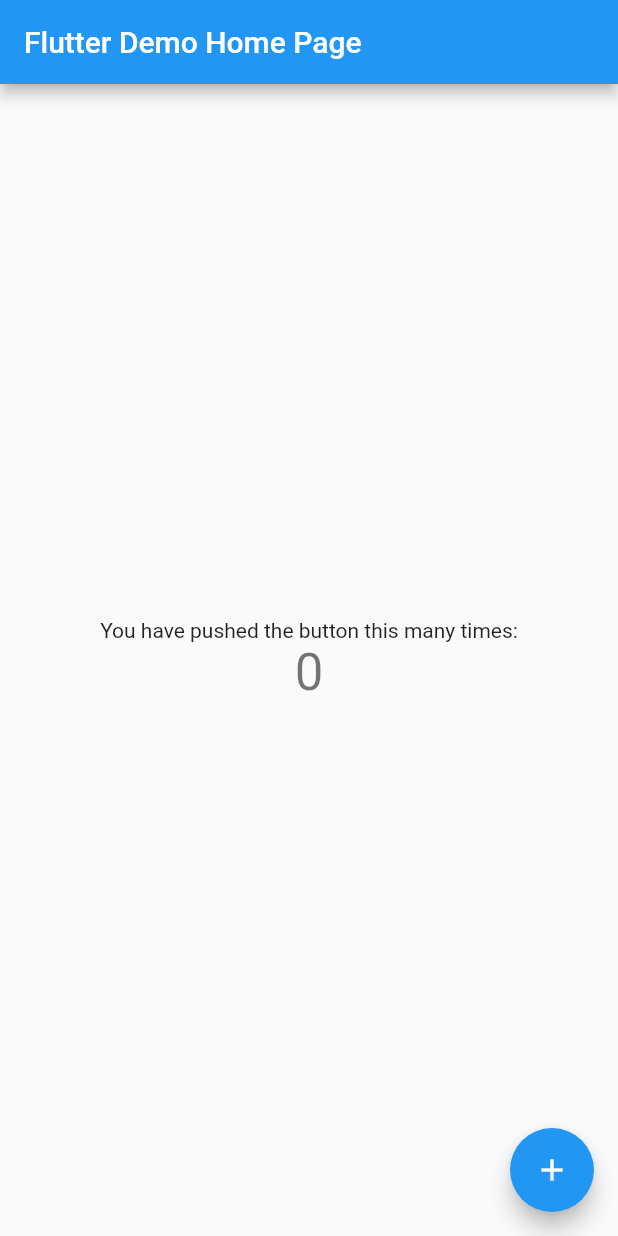
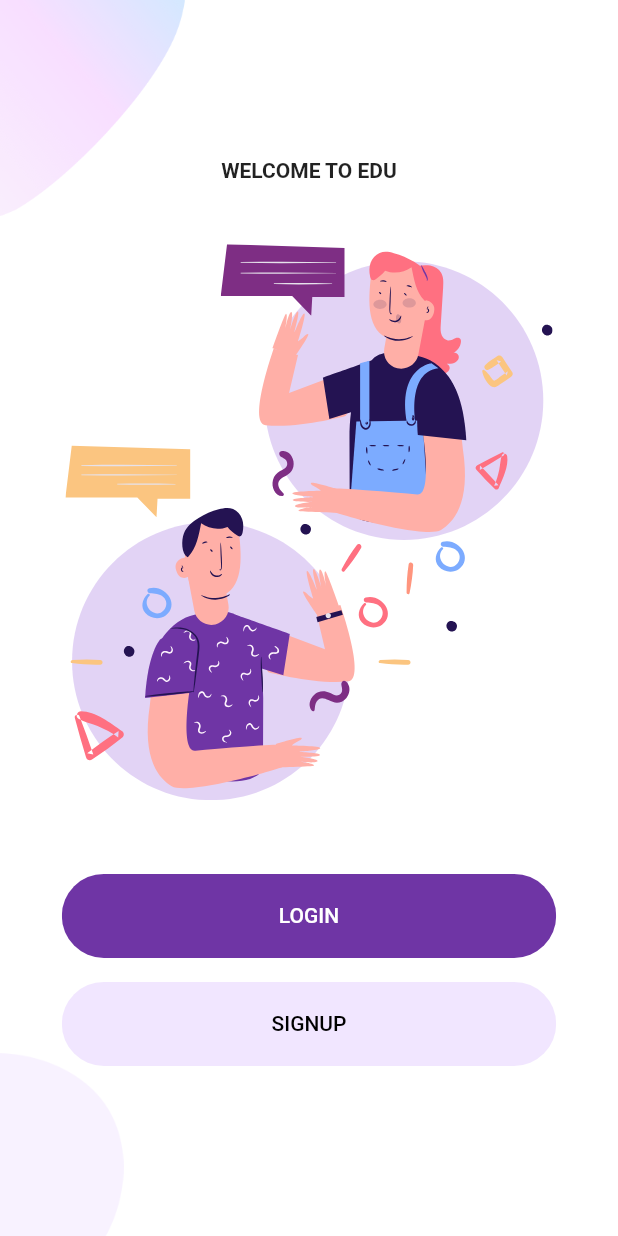
Before and after one commit to vietdhfpt/LearnFlutter, a Flutter app: the screen it shows after launch, on a phone screen of 412 x 824 dp. Run offline on Flutter 3.47's test engine with Material 2 defaults, Android fonts, the light colour scheme and no system bars; our stand-ins replace flutter_svg.

Commit message:
Create form login and signup screens

```diff
--- /dev/null
+++ b/learn_flutter/lib/Screens/Login/components/background.dart
@@ -0,0 +1,42 @@
+import 'package:flutter/material.dart';
+
+class Background extends StatelessWidget {
+  final Widget child;
+
+  const Background({
+    Key key,
+    @required this.child,
+  }) : super(key: key);
+
+  @override
+  Widget build(BuildContext context) {
+    Size size = MediaQuery.of(context).size;
+
+    return Container(
+      width: double.infinity,
+      height: size.height,
+      child: Stack(
+        alignment: Alignment.center,
+        children: <Widget>[
+          Positioned(
+            top: 0,
+            left: 0,
+            child: Image.asset(
+              "assets/images/main_top.png",
+              width: size.width * 0.35,
+            ),
+          ),
+          Positioned(
+            bottom: 0,
+            right: 0,
+            child: Image.asset(
+              "assets/images/login_bottom.png",
+              width: size.width * 0.4,
+            ),
+          ),
+          child,
+        ],
+      ),
+    );
+  }
+}
--- /dev/null
+++ b/learn_flutter/lib/Screens/Signup/components/background.dart
@@ -0,0 +1,42 @@
+import 'package:flutter/material.dart';
+
+class Background extends StatelessWidget {
+  final Widget child;
+
+  const Background({
+    Key key,
+    @required this.child,
+  }) : super(key: key);
+
+  @override
+  Widget build(BuildContext context) {
+    Size size = MediaQuery.of(context).size;
+
+    return Container(
+      height: size.height,
+      width: double.infinity,
+      child: Stack(
+        alignment: Alignment.center,
+        children: <Widget>[
+          Positioned(
+            top: 0,
+            left: 0,
+            child: Image.asset(
+              "assets/images/signup_top.png",
+              width: size.width * 0.35,
+            ),
+          ),
+          Positioned(
+            bottom: 0,
+            left: 0,
+            child: Image.asset(
+              "assets/images/main_bottom.png",
+              width: size.width * 0.2,
+            ),
+          ),
+          child,
+        ],
+      ),
+    );
+  }
+}
--- /dev/null
+++ b/learn_flutter/lib/Screens/Welcome/components/background.dart
@@ -0,0 +1,42 @@
+import 'package:flutter/material.dart';
+
+class Background extends StatelessWidget {
+  final Widget child;
+
+  const Background({
+    Key key,
+    @required this.child,
+  }) : super(key: key);
+
+  @override
+  Widget build(BuildContext context) {
+    Size size = MediaQuery.of(context).size;
+
+    return Container(
+      height: size.height,
+      width: double.infinity,
+      child: Stack(
+        alignment: Alignment.center,
+        children: <Widget>[
+          Positioned(
+            top: 0,
+            left: 0,
+            child: Image.asset(
+              "assets/images/main_top.png",
+              width: size.width * 0.3,
+            ),
+          ),
+          Positioned(
+            left: 0,
+            bottom: 0,
+            child: Image.asset(
+              "assets/images/main_bottom.png",
+              width: size.width * 0.2,
+            ),
+          ),
+          child,
+        ],
+      ),
+    );
+  }
+}
--- /dev/null
+++ b/learn_flutter/lib/Screens/Welcome/components/body.dart
@@ -0,0 +1,62 @@
+import 'package:flutter/material.dart';
+import 'package:flutter_svg/svg.dart';
+import 'package:learn_flutter/Screens/Login/login_screen.dart';
+import 'package:learn_flutter/Screens/Signup/signup_screen.dart';
+import 'package:learn_flutter/Screens/Welcome/components/background.dart';
+import 'package:learn_flutter/components/rounded_button.dart';
+import 'package:learn_flutter/constants.dart';
+
+class Body extends StatelessWidget {
+  @override
+  Widget build(BuildContext context) {
+    Size size = MediaQuery.of(context).size;
+
+    return Background(
+      child: SingleChildScrollView(
+        child: Column(
+          mainAxisAlignment: MainAxisAlignment.center,
+          children: <Widget>[
+            Text(
+              "Welcome to edu".toUpperCase(),
+              style: TextStyle(fontWeight: FontWeight.bold),
+            ),
+            SizedBox(height: size.height * 0.05),
+            SvgPicture.asset(
+              "assets/icons/chat.svg",
+              height: size.height * 0.45,
+            ),
+            SizedBox(height: size.height * 0.05),
+            RoundedButton(
+              text: "Login",
+              press: () {
+                Navigator.push(
+                  context,
+                  MaterialPageRoute(
+                    builder: (context) {
+                      return LoginScreen();
+                    },
+                  ),
+                );
+              },
+            ),
+            RoundedButton(
+              text: "Signup",
+              color: kPrimaryLightColor,
+              textColor: Colors.black,
+              press: () {
+                Navigator.push(
+                  context,
+                  MaterialPageRoute(
+                    builder: (context) {
+                      return SignUpScreen();
+                    },
+                  ),
+                );
+              },
+            ),
+          ],
+        ),
+      ),
+    );
+  }
+}
--- /dev/null
+++ b/learn_flutter/lib/Screens/Welcome/welcome_screen.dart
@@ -0,0 +1,11 @@
+import 'package:flutter/material.dart';
+import 'package:learn_flutter/Screens/Welcome/components/body.dart';
+
+class WelcomeScreen extends StatelessWidget {
+  @override
+  Widget build(BuildContext context) {
+    return Scaffold(
+      body: Body(),
+    );
+  }
+}
--- /dev/null
+++ b/learn_flutter/lib/components/rounded_button.dart
@@ -0,0 +1,39 @@
+import 'package:flutter/material.dart';
+
+import '../constants.dart';
+
+class RoundedButton extends StatelessWidget {
+  final String text;
+  final Function press;
+  final Color color, textColor;
+
+  const RoundedButton({
+    Key key,
+    this.text,
+    this.press,
+    this.color = kPrimaryColor,
+    this.textColor = Colors.white,
+  }) : super(key: key);
+
+  @override
+  Widget build(BuildContext context) {
+    Size size = MediaQuery.of(context).size;
+
+    return Container(
+      margin: EdgeInsets.symmetric(vertical: 8),
+      width: size.width * 0.8,
+      child: ClipRRect(
+        borderRadius: BorderRadius.circular(29),
+        child: FlatButton(
+          padding: EdgeInsets.symmetric(vertical: 20, horizontal: 40),
+          color: color,
+          onPressed: press,
+          child: Text(
+            text.toUpperCase(),
+            style: TextStyle(color: textColor),
+          ),
+        ),
+      ),
+    );
+  }
+}
--- /dev/null
+++ b/learn_flutter/lib/constants.dart
@@ -0,0 +1,4 @@
+import 'package:flutter/material.dart';
+
+const kPrimaryColor = Color(0xFF6F35A5);
+const kPrimaryLightColor = Color(0xFFF1E6FF);
--- a/learn_flutter/lib/main.dart
+++ b/learn_flutter/lib/main.dart
@@ -1,4 +1,7 @@
 import 'package:flutter/material.dart';
+import 'package:learn_flutter/constants.dart';
+
+import 'Screens/Welcome/welcome_screen.dart';
 
 void main() {
   runApp(MyApp());
@@ -9,110 +12,13 @@
   @override
   Widget build(BuildContext context) {
     return MaterialApp(
-      title: 'Flutter Demo',
+      debugShowCheckedModeBanner: false,
+      title: 'Flutter Auth',
       theme: ThemeData(
-        // This is the theme of your application.
-        //
-        // Try running your application with "flutter run". You'll see the
-        // application has a blue toolbar. Then, without quitting the app, try
-        // changing the primarySwatch below to Colors.green and then invoke
-        // "hot reload" (press "r" in the console where you ran "flutter run",
-        // or simply save your changes to "hot reload" in a Flutter IDE).
-        // Notice that the counter didn't reset back to zero; the application
-        // is not restarted.
-        primarySwatch: Colors.blue,
-        // This makes the visual density adapt to the platform that you run
-        // the app on. For desktop platforms, the controls will be smaller and
-        // closer together (more dense) than on mobile platforms.
-        visualDensity: VisualDensity.adaptivePlatformDensity,
+        primaryColor: kPrimaryColor,
+        scaffoldBackgroundColor: Colors.white,
       ),
-      home: MyHomePage(title: 'Flutter Demo Home Page'),
+      home: WelcomeScreen(),
     );
   }
 }
-
-class MyHomePage extends StatefulWidget {
-  MyHomePage({Key key, this.title}) : super(key: key);
-
-  // This widget is the home page of your application. It is stateful, meaning
-  // that it has a State object (defined below) that contains fields that affect
-  // how it looks.
-
-  // This class is the configuration for the state. It holds the values (in this
-  // case the title) provided by the parent (in this case the App widget) and
-  // used by the build method of the State. Fields in a Widget subclass are
-  // always marked "final".
-
-  final String title;
-
-  @override
-  _MyHomePageState createState() => _MyHomePageState();
-}
-
-class _MyHomePageState extends State<MyHomePage> {
-  int _counter = 0;
-
-  void _incrementCounter() {
-    setState(() {
-      // This call to setState tells the Flutter framework that something has
-      // changed in this State, which causes it to rerun the build method below
-      // so that the display can reflect the updated values. If we changed
-      // _counter without calling setState(), then the build method would not be
-      // called again, and so nothing would appear to happen.
-      _counter++;
-    });
-  }
-
-  @override
-  Widget build(BuildContext context) {
-    // This method is rerun every time setState is called, for instance as done
-    // by the _incrementCounter method above.
-    //
-    // The Flutter framework has been optimized to make rerunning build methods
-    // fast, so that you can just rebuild anything that needs updating rather
-    // than having to individually change instances of widgets.
-    return Scaffold(
-      appBar: AppBar(
-        // Here we take the value from the MyHomePage object that was created by
-        // the App.build method, and use it to set our appbar title.
-        title: Text(widget.title),
-      ),
-      body: Center(
-        // Center is a layout widget. It takes a single child and positions it
-        // in the middle of the parent.
-        child: Column(
-          // Column is also a layout widget. It takes a list of children and
-          // arranges them vertically. By default, it sizes itself to fit its
-          // children horizontally, and tries to be as tall as its parent.
-          //
-          // Invoke "debug painting" (press "p" in the console, choose the
-          // "Toggle Debug Paint" action from the Flutter Inspector in Android
-          // Studio, or the "Toggle Debug Paint" command in Visual Studio Code)
-          // to see the wireframe for each widget.
-          //
-          // Column has various properties to control how it sizes itself and
-          // how it positions its children. Here we use mainAxisAlignment to
-          // center the children vertically; the main axis here is the vertical
-          // axis because Columns are vertical (the cross axis would be
-          // horizontal).
-          mainAxisAlignment: MainAxisAlignment.center,
-          children: <Widget>[
-            Text(
-              'You have pushed the button this many times:',
-            ),
-            Text(
-              '$_counter',
-              style: Theme.of(context).textTheme.headline4,
-            ),
-          ],
-        ),
-      ),
-      floatingActionButton: FloatingActionButton(
-        onPressed: _incrementCounter,
-        tooltip: 'Increment',
-        child: Icon(Icons.add),
-
-      ), // This trailing comma makes auto-formatting nicer for build methods.
-    );
-  }
-}
--- a/learn_flutter/pubspec.yaml
+++ b/learn_flutter/pubspec.yaml
@@ -45,8 +45,8 @@
 
   # To add assets to your application, add an assets section, like this:
   assets:
-    - assets/icons
-    - assets/images
+    - assets/icons/
+    - assets/images/
   # An image asset can refer to one or more resolution-specific "variants", see
   # https://flutter.dev/assets-and-images/#resolution-aware.
   # For details regarding adding assets from package dependencies, see
```
Also changed, not shown: learn_flutter/lib/Screens/Login/components/body.dart (added, +63 -0 lines), learn_flutter/lib/Screens/Login/login_screen.dart (added, +11 -0 lines), learn_flutter/lib/Screens/Signup/components/body.dart (added, +80 -0 lines), learn_flutter/lib/Screens/Signup/components/or_divider.dart (added, +40 -0 lines), learn_flutter/lib/Screens/Signup/components/social_icon.dart (added, +39 -0 lines), learn_flutter/lib/Screens/Signup/signup_screen.dart (added, +11 -0 lines), learn_flutter/lib/components/already_have_an_account_check.dart (added, +37 -0 lines), learn_flutter/lib/components/rounded_input_field.dart (added, +34 -0 lines), learn_flutter/lib/components/rounded_input_password_field.dart (added, +35 -0 lines), learn_flutter/lib/components/text_field_container.dart (added, +27 -0 lines).
